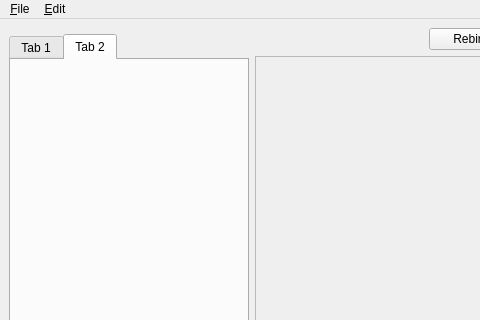
mareuter/PVMockupGui, file inc/mpMainWindow.ui: the form before one commit; both pictures show x 0 to 480 and y 0 to 320 of the 864 by 904 pixel window.
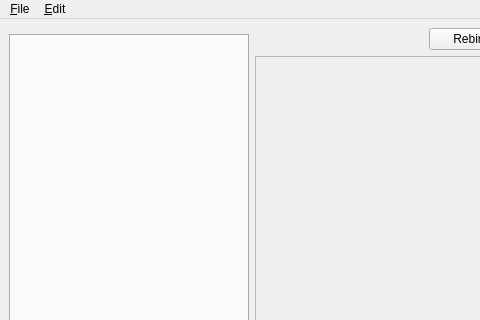
The form after the commit. Custom widgets are drawn as their Qt base class.

Commit message: Removing default tabs.

```diff
--- a/inc/mpMainWindow.ui
+++ b/inc/mpMainWindow.ui
@@ -24,19 +24,6 @@
         </item>
         <item>
          <widget class="QTabWidget" name="tabWidget">
-          <property name="currentIndex">
-           <number>1</number>
-          </property>
-          <widget class="QWidget" name="tab">
-           <attribute name="title">
-            <string>Tab 1</string>
-           </attribute>
-          </widget>
-          <widget class="QWidget" name="tab_2">
-           <attribute name="title">
-            <string>Tab 2</string>
-           </attribute>
-          </widget>
          </widget>
         </item>
        </layout>
```
